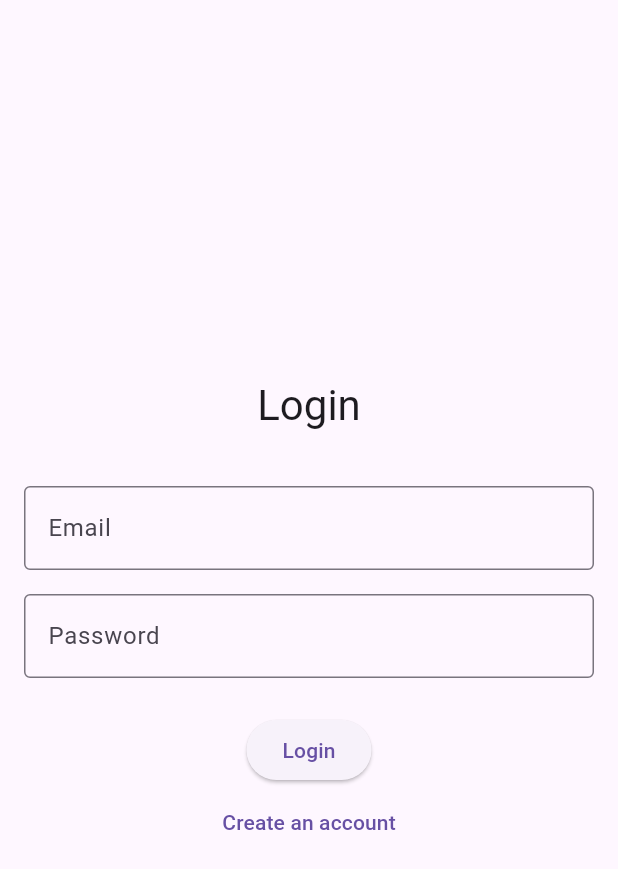
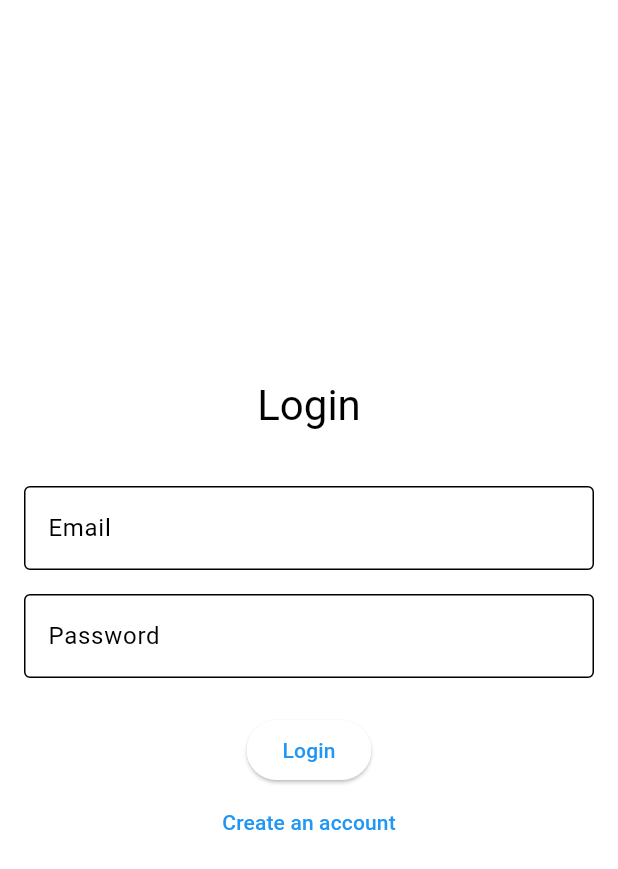
Before and after one commit to katespeed/marketplace, a Flutter app: the screen it shows after launch, on a phone screen of 412 x 824 dp. Shown: the top 869 px of the screen. Run offline on Flutter 3.47's test engine with Material 3 defaults, Android fonts, the phone set to English and light mode, and no system bars; our stand-ins replace firebase_auth, firebase_core, flutter_hooks, flutter_riverpod, go_router, hooks_riverpod and 1 more; accounts and stored records are empty; generated files the repository leaves out were written again; statements that could not run were skipped.

Commit message:
add color theme

```diff
--- a/lib/main.dart
+++ b/lib/main.dart
@@ -5,6 +5,7 @@ import 'package:flutter_riverpod/flutter_riverpod.dart';
 import 'package:hooks_riverpod/hooks_riverpod.dart';
 import 'firebase_options.dart';
 import 'routing/router.dart';
+import 'utils/theme.dart';
 
 void main() async {
   WidgetsFlutterBinding.ensureInitialized();
@@ -27,9 +28,8 @@ class MyApp extends StatelessWidget {
     return MaterialApp.router(
       title: 'Students Marketplace',
       routerConfig: router,
-      theme: ThemeData(
-        primarySwatch: Colors.blue,
-      ),
+      theme: AppTheme.lightTheme,
+      // darkTheme: AppTheme.darkTheme,
     );
   }
 }
--- a/lib/routing/router.dart
+++ b/lib/routing/router.dart
@@ -1,4 +1,3 @@
-import 'package:flutter/material.dart';
 import 'package:go_router/go_router.dart';
 import 'package:my_flutter_app/presentation/pages/home.dart';
 import 'package:my_flutter_app/presentation/pages/login.dart';
--- /dev/null
+++ b/lib/utils/theme.dart
@@ -0,0 +1,50 @@
+import 'package:flutter/material.dart';
+
+class AppTheme {
+  static ThemeData lightTheme = ThemeData(
+    useMaterial3: true,
+    brightness: Brightness.light,
+    dividerColor: const Color(0xFFE5E8EB),
+    colorScheme: const ColorScheme.light(
+      primary: Colors.blue,
+      secondary: Colors.blueAccent,
+      surface: Colors.white,
+      // surfaceContainerHighest: Colors.white,
+    ),
+    appBarTheme: const AppBarTheme(
+      elevation: 0,
+      centerTitle: true,
+      backgroundColor: Colors.white,
+      foregroundColor: Colors.black,
+    ),
+    cardTheme: CardTheme(
+      elevation: 2,
+      shape: RoundedRectangleBorder(
+        borderRadius: BorderRadius.circular(12),
+      ),
+    ),
+  );
+
+  static ThemeData darkTheme = ThemeData(
+    useMaterial3: true,
+    brightness: Brightness.dark,
+    colorScheme: const ColorScheme.dark(
+      primary: Colors.blue,
+      secondary: Colors.blueAccent,
+      // surface: Colors.grey[900]!,
+      surfaceContainerHighest: Colors.black,
+    ),
+    appBarTheme: AppBarTheme(
+      elevation: 0,
+      centerTitle: true,
+      backgroundColor: Colors.grey[900],
+      foregroundColor: Colors.white,
+    ),
+    cardTheme: CardTheme(
+      elevation: 2,
+      shape: RoundedRectangleBorder(
+        borderRadius: BorderRadius.circular(12),
+      ),
+    ),
+  );
+}
```
